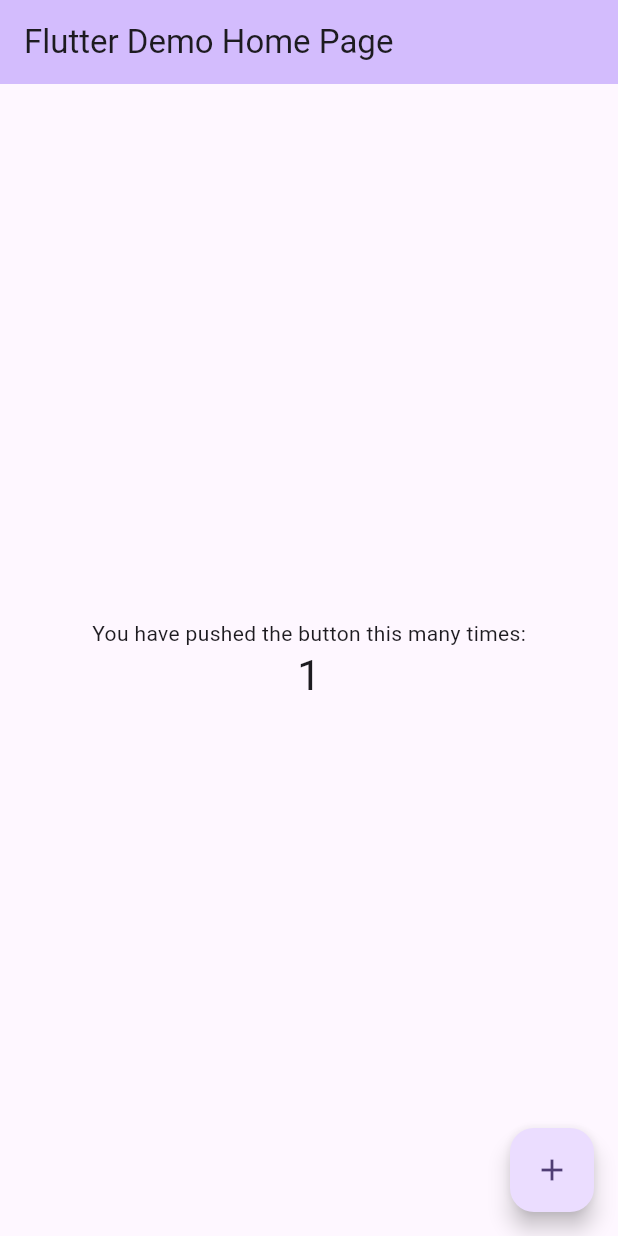
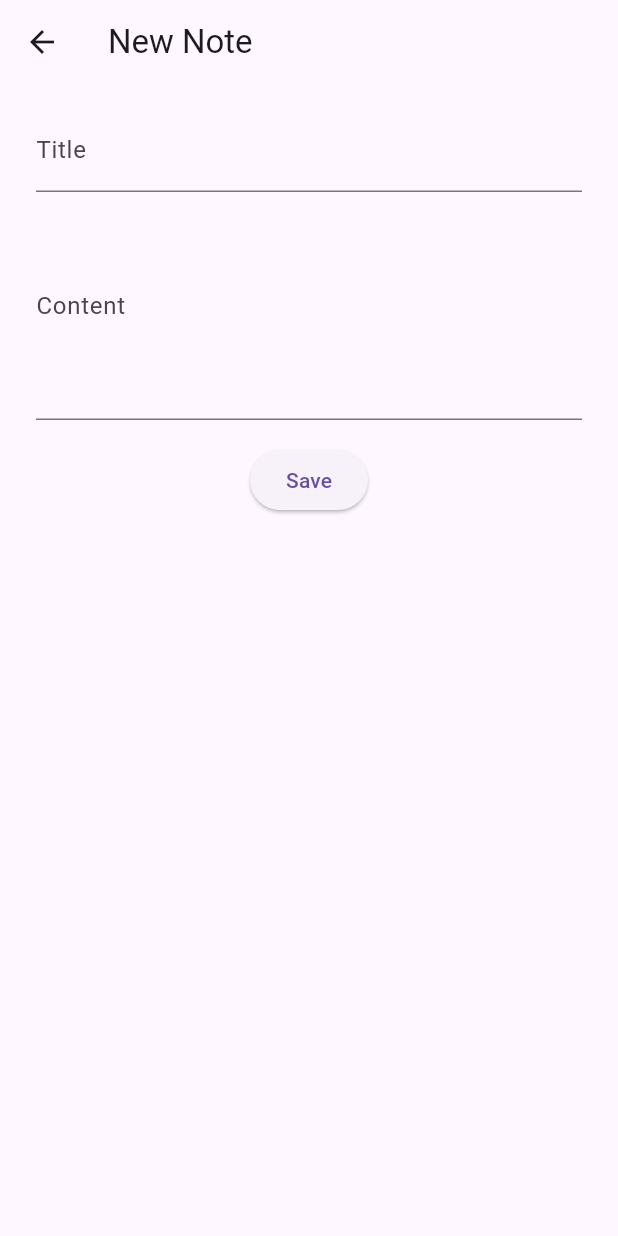
Before and after one commit to ariamkidanemariam/flutter_projectss, a Flutter app: the screen it shows after launch, after a tap on the "add" icon, on a phone screen of 412 x 824 dp. Run offline on Flutter 3.47's test engine with Material 3 defaults, Android fonts, the phone set to English and light mode, and no system bars; our stand-ins replace shared_preferences, sqflite; accounts and stored records are empty.

Commit message:
Included notes with local database

```diff
--- /dev/null
+++ b/notesapp/lib/data/db_helper.dart
@@ -0,0 +1,43 @@
+import 'package:sqflite/sqflite.dart';
+import 'package:path/path.dart';
+
+class DatabaseHelper {
+  DatabaseHelper._internal();
+  static final DatabaseHelper instance = DatabaseHelper._internal();
+
+  static Database? _database;
+
+  Future<Database> get database async {
+    if (_database != null) return _database!;
+    _database = await _initDatabase();
+
+    return _database!;
+  }
+
+  Future<Database> _initDatabase() async {
+    final dbPath = await getDatabasesPath();
+    final path = join(dbPath, 'notes.db');
+    return openDatabase(
+      path,
+      version: 1,
+      onCreate: (db, version) async {
+        await db.execute('''CREATE TABLES notes(
+          id INTEGER PRIMARY KEY AUTOINCREMENT,
+          title TEXT NOT NULL,
+          content TEXT NOT NULL,
+          createAt TEXT NOT NULL)''');
+      },
+    );
+  }
+
+  Future <int> insertNote(Map<String, dynamic> noteMap) async{
+    final db = await database;
+    final map= Map<String, dynamic>.from(noteMap)..remove('id');
+    return  db.insert('notes', map);
+  }
+
+  Future <List<Map<String, dynamic>>> getAllNote() async{
+    final db = await database;
+    return db.query('notes', orderBy: 'createdAt DESC');
+  }
+}
--- a/notesapp/lib/main.dart
+++ b/notesapp/lib/main.dart
@@ -1,122 +1,18 @@
 import 'package:flutter/material.dart';
+import 'package:notesapp/view/notes_list.dart';
+import 'package:notesapp/viewmodel/notes_viewmodel.dart';
+import 'package:provider/provider.dart';
 
 void main() {
-  runApp(const MyApp());
+  runApp(NotesApp());
 }
 
-class MyApp extends StatelessWidget {
-  const MyApp({super.key});
-
-  // This widget is the root of your application.
+class NotesApp extends StatelessWidget {
   @override
   Widget build(BuildContext context) {
-    return MaterialApp(
-      title: 'Flutter Demo',
-      theme: ThemeData(
-        // This is the theme of your application.
-        //
-        // TRY THIS: Try running your application with "flutter run". You'll see
-        // the application has a purple toolbar. Then, without quitting the app,
-        // try changing the seedColor in the colorScheme below to Colors.green
-        // and then invoke "hot reload" (save your changes or press the "hot
-        // reload" button in a Flutter-supported IDE, or press "r" if you used
-        // the command line to start the app).
-        //
-        // Notice that the counter didn't reset back to zero; the application
-        // state is not lost during the reload. To reset the state, use hot
-        // restart instead.
-        //
-        // This works for code too, not just values: Most code changes can be
-        // tested with just a hot reload.
-        colorScheme: .fromSeed(seedColor: Colors.deepPurple),
-      ),
-      home: const MyHomePage(title: 'Flutter Demo Home Page'),
+    return ChangeNotifierProvider(
+      create: (_) => NotesViewmodel(),
+      child: MaterialApp(home: NotesListScreen()),
     );
   }
 }
-
-class MyHomePage extends StatefulWidget {
-  const MyHomePage({super.key, required this.title});
-
-  // This widget is the home page of your application. It is stateful, meaning
-  // that it has a State object (defined below) that contains fields that affect
-  // how it looks.
-
-  // This class is the configuration for the state. It holds the values (in this
-  // case the title) provided by the parent (in this case the App widget) and
-  // used by the build method of the State. Fields in a Widget subclass are
-  // always marked "final".
-
-  final String title;
-
-  @override
-  State<MyHomePage> createState() => _MyHomePageState();
-}
-
-class _MyHomePageState extends State<MyHomePage> {
-  int _counter = 0;
-
-  void _incrementCounter() {
-    setState(() {
-      // This call to setState tells the Flutter framework that something has
-      // changed in this State, which causes it to rerun the build method below
-      // so that the display can reflect the updated values. If we changed
-      // _counter without calling setState(), then the build method would not be
-      // called again, and so nothing would appear to happen.
-      _counter++;
-    });
-  }
-
-  @override
-  Widget build(BuildContext context) {
-    // This method is rerun every time setState is called, for instance as done
-    // by the _incrementCounter method above.
-    //
-    // The Flutter framework has been optimized to make rerunning build methods
-    // fast, so that you can just rebuild anything that needs updating rather
-    // than having to individually change instances of widgets.
-    return Scaffold(
-      appBar: AppBar(
-        // TRY THIS: Try changing the color here to a specific color (to
-        // Colors.amber, perhaps?) and trigger a hot reload to see the AppBar
-        // change color while the other colors stay the same.
-        backgroundColor: Theme.of(context).colorScheme.inversePrimary,
-        // Here we take the value from the MyHomePage object that was created by
-        // the App.build method, and use it to set our appbar title.
-        title: Text(widget.title),
-      ),
-      body: Center(
-        // Center is a layout widget. It takes a single child and positions it
-        // in the middle of the parent.
-        child: Column(
-          // Column is also a layout widget. It takes a list of children and
-          // arranges them vertically. By default, it sizes itself to fit its
-          // children horizontally, and tries to be as tall as its parent.
-          //
-          // Column has various properties to control how it sizes itself and
-          // how it positions its children. Here we use mainAxisAlignment to
-          // center the children vertically; the main axis here is the vertical
-          // axis because Columns are vertical (the cross axis would be
-          // horizontal).
-          //
-          // TRY THIS: Invoke "debug painting" (choose the "Toggle Debug Paint"
-          // action in the IDE, or press "p" in the console), to see the
-          // wireframe for each widget.
-          mainAxisAlignment: .center,
-          children: [
-            const Text('You have pushed the button this many times:'),
-            Text(
-              '$_counter',
-              style: Theme.of(context).textTheme.headlineMedium,
-            ),
-          ],
-        ),
-      ),
-      floatingActionButton: FloatingActionButton(
-        onPressed: _incrementCounter,
-        tooltip: 'Increment',
-        child: const Icon(Icons.add),
-      ),
-    );
-  }
-}
--- /dev/null
+++ b/notesapp/lib/model/note.dart
@@ -0,0 +1,31 @@
+class Note {
+  final int? id;
+  final String title;
+  final String content;
+  final DateTime createdAt;
+
+  Note({
+    this.id,
+    required this.title,
+    required this.content,
+    DateTime? createdAt,
+  }) : createdAt = createdAt ?? DateTime.now();
+
+  Map<String, dynamic> toMap() {
+    return {
+      'id': id,
+      'title': title,
+      'content': content,
+      'createAt': createdAt.toIso8601String(),
+    };
+  }
+
+  factory Note.fromMap(Map<String, dynamic> map) {
+    return Note(
+      id: map['id'] as int?,
+      title: map['title'] as String,
+      content: map['content'] as String,
+      createdAt: DateTime.parse(map['createAt'] as String),
+    );
+  }
+}
--- /dev/null
+++ b/notesapp/lib/repository/Notes_repository.dart
@@ -0,0 +1,16 @@
+import 'package:notesapp/data/db_helper.dart';
+import 'package:notesapp/model/note.dart';
+
+class NotesRepository {
+  late DatabaseHelper _dbHelper= DatabaseHelper.instance;
+
+  Future <int> createNote (Note note) async{
+    return _dbHelper.insertNote(note.toMap());
+  }
+
+Future <List<Note>> getNotes() async{
+  final noteMaps= await _dbHelper.getAllNote();
+  return noteMaps.map((item)=> Note.fromMap(item)).toList();
+}
+
+}
--- /dev/null
+++ b/notesapp/lib/view/notes_form.dart
@@ -0,0 +1,73 @@
+import 'package:flutter/material.dart';
+import 'package:notesapp/model/note.dart';
+import 'package:notesapp/viewmodel/notes_viewmodel.dart';
+import 'package:provider/provider.dart';
+
+class NotesFormScreen extends StatefulWidget {
+  final Note? note;
+  const NotesFormScreen({super.key, this.note});
+
+  @override
+  createState() => _NoteListScreenState();
+}
+
+class _NoteListScreenState extends State<NotesFormScreen> {
+  late TextEditingController _titleController;
+  late TextEditingController _contentController;
+
+  bool get isEditing => widget.note != null;
+
+  @override
+  void initState() {
+    super.initState();
+    _titleController = TextEditingController(text: widget.note?.title ?? '');
+    _contentController = TextEditingController(
+      text: widget.note?.content ?? '',
+    );
+  }
+
+  @override
+  void dispose() {
+    _contentController.dispose();
+    super.dispose();
+  }
+
+  void _save() {
+    String title = _titleController.text.toString();
+    String content = _contentController.text.toString();
+
+    final vm = context.read<NotesViewmodel>();
+    vm.addNote(title, content);
+    Navigator.pop(context);
+  }
+
+  @override
+  Widget build(BuildContext context) {
+    return Scaffold(
+      appBar: AppBar(title: Text(isEditing ? 'Edit Mode ' : 'New Note')),
+      body: Padding(
+        padding: EdgeInsets.symmetric(vertical: 16, horizontal: 24),
+        child: Column(
+          children: [
+            TextField(
+              controller: _titleController,
+              decoration: InputDecoration(labelText: 'Title'),
+            ),
+            TextField(
+              controller: _contentController,
+              decoration: InputDecoration(labelText: 'Content'),
+              maxLines: 5,
+            ),
+
+            SizedBox(height: 16),
+
+            ElevatedButton(
+              onPressed: _save,
+              child: Text(isEditing ? 'Update' : 'Save'),
+            ),
+          ],
+        ),
+      ),
+    );
+  }
+}
--- /dev/null
+++ b/notesapp/lib/view/notes_list.dart
@@ -0,0 +1,69 @@
+import 'package:flutter/material.dart';
+import 'package:notesapp/model/note.dart';
+import 'package:notesapp/view/notes_form.dart';
+import 'package:notesapp/viewmodel/notes_viewmodel.dart';
+import 'package:provider/provider.dart';
+
+class NotesListScreen extends StatefulWidget {
+  const NotesListScreen({super.key});
+
+  @override
+  createState() => _NoteListScreenState();
+}
+
+class _NoteListScreenState extends State<NotesListScreen> {
+  @override
+  void initState() {
+    super.initState();
+    WidgetsBinding.instance.addPostFrameCallback((_) {
+      context.read<NotesViewmodel>().loadNotes();
+    });
+  }
+
+  @override
+  Widget build(BuildContext context) {
+    final vm = context.watch<NotesViewmodel>();
+    return Scaffold(
+      appBar: AppBar(title: Text('Notes')),
+      body: vm.isLoading
+          ? Center(child: CircularProgressIndicator())
+          : vm.notesList.isEmpty
+          ? Center(child: Text('No notes added yet!'))
+          : ListView.builder(
+              itemCount: vm.notesList.length,
+              itemBuilder: (context, index) {
+                final note = vm.notesList[index];
+                return NoteCard(note: note);
+              },
+            ),
+      floatingActionButton: FloatingActionButton(
+        onPressed: () {
+          Navigator.push(
+            context,
+            MaterialPageRoute(builder: (_) => NotesFormScreen()),
+          );
+        },
+        child: Icon(Icons.add),
+      ),
+    );
+  }
+}
+
+class NoteCard extends StatelessWidget {
+  final Note note;
+  const NoteCard({super.key, required this.note});
+
+  @override
+  Widget build(BuildContext context) {
+    return Card(
+      margin: EdgeInsets.all(8),
+      child: Padding(
+        padding: EdgeInsets.all(8),
+        child: Column(
+          crossAxisAlignment: CrossAxisAlignment.start,
+          children: [Text(note.title), Text(note.content)],
+        ),
+      ),
+    );
+  }
+}
--- /dev/null
+++ b/notesapp/lib/viewmodel/notes_viewmodel.dart
@@ -0,0 +1,38 @@
+import 'package:flutter/material.dart';
+import 'package:notesapp/model/note.dart';
+import 'package:notesapp/repository/Notes_repository.dart';
+
+class NotesViewmodel extends ChangeNotifier {
+  late NotesRepository _notesRepository;
+
+  NotesViewmodel({NotesRepository? repo}) {
+    _notesRepository = repo ?? NotesRepository();
+  }
+
+  List<Note> notesList = [];
+  String? errorMessage;
+  bool isLoading = false;
+
+  Future<void> loadNotes() async {
+    isLoading = true;
+    try {
+      notesList = await _notesRepository.getNotes();
+    } catch (e) {
+      errorMessage = 'Failed to get notes';
+    } finally {
+      isLoading = false;
+      notifyListeners();
+    }
+  }
+
+  Future<void> addNote(String title, String content) async {
+    try {
+      final note = Note(title: title, content: content);
+      await _notesRepository.createNote(note);
+      await loadNotes();
+    } catch (e) {
+      errorMessage = 'Failed to create note $e';
+      notifyListeners();
+    }
+  }
+}
```
Also changed, not shown: 1 other file.
